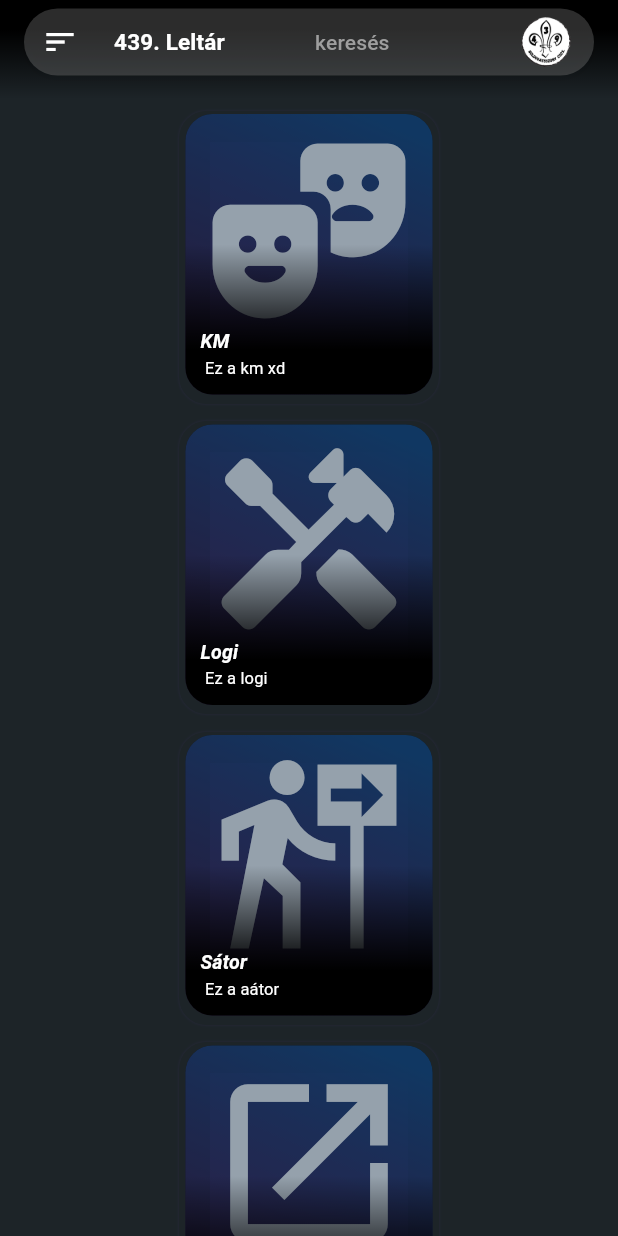
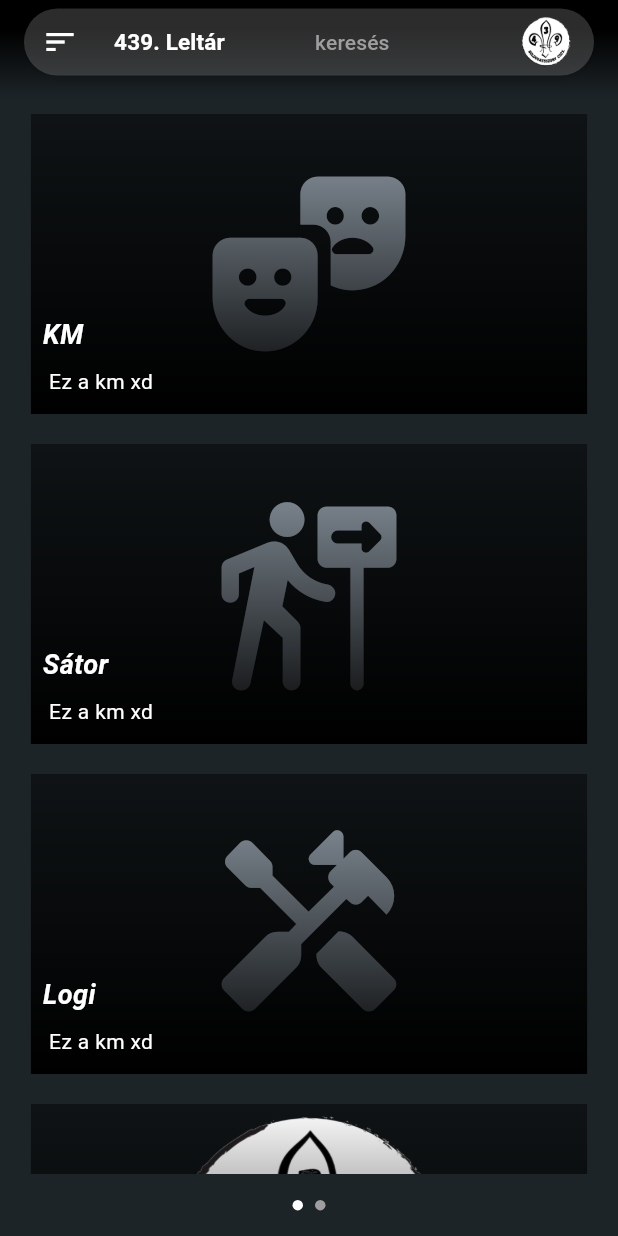
Before and after one commit to KopiBanszky/leltar2, a Flutter app: the screen it shows after launch, on a phone screen of 412 x 824 dp. Run offline on Flutter 3.47's test engine with Material 3 defaults, Android fonts, the phone set to English and light mode, and no system bars.

```diff
--- /dev/null
+++ b/lib/components/PageViewer.dart
@@ -0,0 +1,110 @@
+import 'package:flutter/material.dart';
+
+class PageViewerWithIndicator extends StatefulWidget {
+  const PageViewerWithIndicator({
+    super.key,
+    required this.height,
+    required this.pages,
+    this.direction,
+    this.indicator,
+  });
+
+  final double height;
+  final List<Widget> pages;
+  final Axis? direction;
+  final bool? indicator;
+
+  @override
+  State<PageViewerWithIndicator> createState() =>
+      PageViewerWithIndicatorState();
+}
+
+class PageViewerWithIndicatorState extends State<PageViewerWithIndicator>
+    with TickerProviderStateMixin {
+  late PageController _pageViewController;
+  late TabController _tabController;
+  int currentPageIndex = 0;
+
+  late double height;
+  late List<Widget> pages;
+  late Axis direction;
+  late bool indicator;
+
+  @override
+  void initState() {
+    super.initState();
+    _pageViewController = PageController();
+    height = widget.height;
+    pages = widget.pages;
+    direction = widget.direction ?? Axis.horizontal;
+    indicator = widget.indicator ?? true;
+    _tabController = TabController(
+      length: pages.length,
+      vsync: this,
+    );
+  }
+
+  @override
+  void dispose() {
+    super.dispose();
+    _pageViewController.dispose();
+    _tabController.dispose();
+  }
+
+  void _handlePageChange(int index) {
+    setState(() {
+      currentPageIndex = index;
+    });
+  }
+
+  List<Widget> buildIndicator(int length, int current) {
+    List<Widget> indicators = [];
+    for (int i = 0; i < length; i++) {
+      indicators.add(
+        Padding(
+          padding: const EdgeInsets.all(4.0),
+          child: Container(
+            width: 7,
+            height: 7,
+            decoration: BoxDecoration(
+              color: i == current ? Colors.white : Colors.grey,
+              shape: BoxShape.circle,
+            ),
+          ),
+        ),
+      );
+    }
+    return indicators;
+  }
+
+  @override
+  Widget build(BuildContext context) {
+    return Column(
+      mainAxisAlignment: MainAxisAlignment.spaceBetween,
+      children: [
+        Container(
+          height: height,
+          child: PageView(
+            controller: _pageViewController,
+            scrollDirection: direction,
+            onPageChanged: _handlePageChange,
+            children: pages,
+          ),
+        ),
+        if (indicator)
+          Expanded(
+            child: Container(
+              color: Colors.transparent,
+              child: Row(
+                mainAxisAlignment: MainAxisAlignment.center,
+                children: buildIndicator(
+                  pages.length,
+                  currentPageIndex,
+                ),
+              ),
+            ),
+          ),
+      ],
+    );
+  }
+}
--- a/lib/components/searchbar.dart
+++ b/lib/components/searchbar.dart
@@ -1,3 +1,4 @@
+import 'package:flutter/foundation.dart';
 import 'package:flutter/material.dart';
 
 class Searchbar extends StatefulWidget {
@@ -35,7 +36,7 @@ class _SearchbarState extends State<Searchbar> {
         widget.drawerFunction ?? () => Scaffold.of(context).openDrawer();
     moreFunction = widget.moreFunction ?? () {};
     drawerIcon = widget.drawerIcon ?? Icons.sort_outlined;
-    moreIcon = widget.moreIcon ?? Icons.more_vert;
+    moreIcon = widget.moreIcon;
     title = widget.title;
   }
 
@@ -127,14 +128,19 @@ class _SearchbarState extends State<Searchbar> {
                   Colors.transparent,
                 ),
                 padding: MaterialStateProperty.all<EdgeInsetsGeometry>(
-                  const EdgeInsets.all(6),
+                  const EdgeInsets.all(kIsWeb ? 12 : 6),
                 ),
               ),
-              child: const Image(
-                image: AssetImage(
-                  "assets/439logo_nobg.png",
-                ),
-              ),
+              child: moreIcon == null
+                  ? const Image(
+                      image: AssetImage(
+                        "assets/439logo_nobg.png",
+                      ),
+                    )
+                  : Icon(
+                      moreIcon,
+                      color: Colors.white,
+                    ),
               onPressed: () {},
             ),
           ],
--- a/lib/pages/HomaPage.dart
+++ b/lib/pages/HomaPage.dart
@@ -1,4 +1,5 @@
 import 'package:flutter/material.dart';
+import 'package:leltar_2/components/PageViewer.dart';
 import 'package:leltar_2/components/WidgetItem.dart';
 import 'package:leltar_2/components/appBar.dart';
 import 'package:leltar_2/components/drawer.dart';
@@ -13,12 +14,32 @@ class HomePage extends StatefulWidget {
   State<HomePage> createState() => _HomePageState();
 }
 
-class _HomePageState extends State<HomePage> {
+class _HomePageState extends State<HomePage> with TickerProviderStateMixin {
   ResponsiveAppBar appBar = ResponsiveAppBar(
     child: const Searchbar(
       title: "439. Leltár",
     ),
   );
+
+  late PageController _pageViewController;
+  late TabController _tabController;
+
+  @override
+  void initState() {
+    super.initState();
+    _pageViewController = PageController();
+    _tabController = TabController(
+      length: 2,
+      vsync: this,
+    );
+  }
+
+  @override
+  void dispose() {
+    super.dispose();
+    _pageViewController.dispose();
+    _tabController.dispose();
+  }
 
   @override
   Widget build(BuildContext context) {
@@ -28,8 +49,12 @@ class _HomePageState extends State<HomePage> {
         ),
         drawer: const BasicDrawer(),
         appBar: appBar.widget(),
-      body: Container(
+        body: PageViewerWithIndicator(
+          height: MediaQuery.of(context).size.height * .87,
+          pages: [
+            Container(
               color: Colors.transparent,
+              height: MediaQuery.of(context).size.height * .87,
               child: NotificationListener<ScrollNotification>(
                 onNotification: (scrollNotification) {
                   if (scrollNotification is ScrollUpdateNotification) {
@@ -43,29 +68,6 @@ class _HomePageState extends State<HomePage> {
                   physics: const BouncingScrollPhysics(),
                   child: ItemBuilder(
                     elements: const [
-                WidgetItem(
-                  name: "KM",
-                  description: "Ez a km xd",
-                  icon: Icons.theater_comedy_rounded,
-                ),
-                WidgetItem(
-                    name: "Logi",
-                    description: "Ez a logi",
-                    icon: Icons.handyman_rounded),
-                WidgetItem(
-                    name: "Sátor",
-                    description: "Ez a aátor",
-                    icon: Icons.follow_the_signs_outlined),
-                WidgetItem(name: "KM", description: "Ez a km xd"),
-                WidgetItem(
-                  name: "439. Leltár",
-                  description: "Ez csak egy random kép",
-                  image: Image(
-                    image: AssetImage(
-                      "assets/439logo_nobg.png",
-                    ),
-                  ),
-                ),
                       LargeItem(
                         name: "KM",
                         description: "Ez a km xd",
@@ -97,6 +99,56 @@ class _HomePageState extends State<HomePage> {
                 ),
               ),
             ),
-    );
+            Container(
+              color: Colors.transparent,
+              height: MediaQuery.of(context).size.height * .87,
+              child: NotificationListener<ScrollNotification>(
+                onNotification: (scrollNotification) {
+                  if (scrollNotification is ScrollUpdateNotification) {
+                    setState(() {
+                      appBar.scrollStatus = scrollNotification.metrics.pixels;
+                    });
+                  }
+                  return true;
+                },
+                child: SingleChildScrollView(
+                  physics: const BouncingScrollPhysics(),
+                  child: ItemBuilder(
+                    elements: const [
+                      WidgetItem(
+                        name: "KM",
+                        description: "Ez a km xd",
+                        icon: Icons.theater_comedy_rounded,
+                      ),
+                      WidgetItem(
+                          name: "Logi",
+                          description: "Ez a logi",
+                          icon: Icons.handyman_rounded),
+                      WidgetItem(
+                          name: "Sátor",
+                          description: "Ez a aátor",
+                          icon: Icons.follow_the_signs_outlined),
+                      WidgetItem(
+                        name: "KM",
+                        description: "Ez a km xd",
+                      ),
+                      WidgetItem(
+                        name: "439. Leltár",
+                        description: "Ez csak egy random kép",
+                        image: Image(
+                          image: AssetImage(
+                            "assets/439logo_nobg.png",
+                          ),
+                        ),
+                      ),
+                    ],
+                    column: 1,
+                    width: MediaQuery.sizeOf(context).width * 0.9,
+                  ),
+                ),
+              ),
+            ),
+          ],
+        ));
   }
 }
```
Also changed, not shown: 1 other file. Lines whose indentation alone changed are shown as unchanged.
